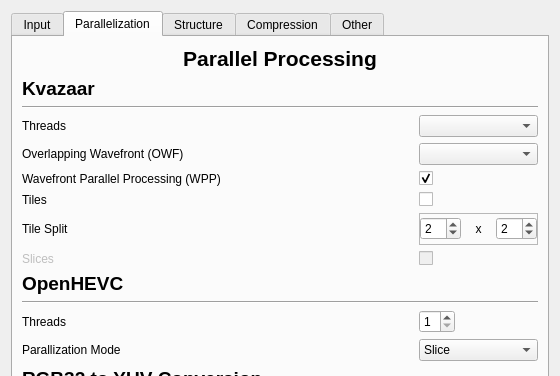
Qt form ui/videosettings.ui (ultravideo/uvgComm) before a commit; both pictures show x 0 to 560 and y 0 to 376 of the 560 by 640 pixel window.
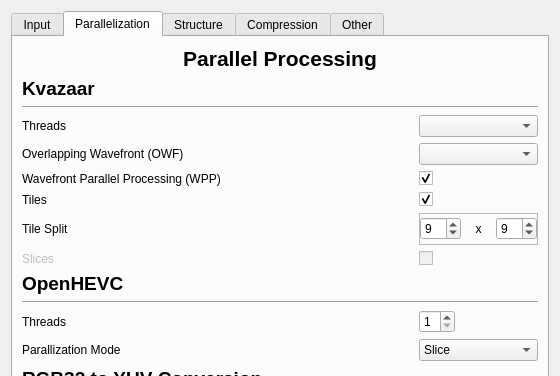
The same form after that commit. The open tabs and pages were chosen to show the change.

Commit message: feature(Settings): Use tiles by default on higher resolutions

The edit to the form file:
```diff
--- a/ui/videosettings.ui
+++ b/ui/videosettings.ui
@@ -263,6 +263,9 @@
          <property name="text">
           <string/>
          </property>
+         <property name="checked">
+          <bool>true</bool>
+         </property>
         </widget>
        </item>
        <item row="7" column="2">
@@ -310,7 +313,7 @@
              <number>64</number>
             </property>
             <property name="value">
-             <number>2</number>
+             <number>9</number>
             </property>
            </widget>
           </item>
@@ -339,7 +342,7 @@
              <number>64</number>
             </property>
             <property name="value">
-             <number>2</number>
+             <number>9</number>
             </property>
            </widget>
           </item>
```
Left out of the diff: 2 changed lines with no effect on the pictures. The commit also changes 2 other files.
